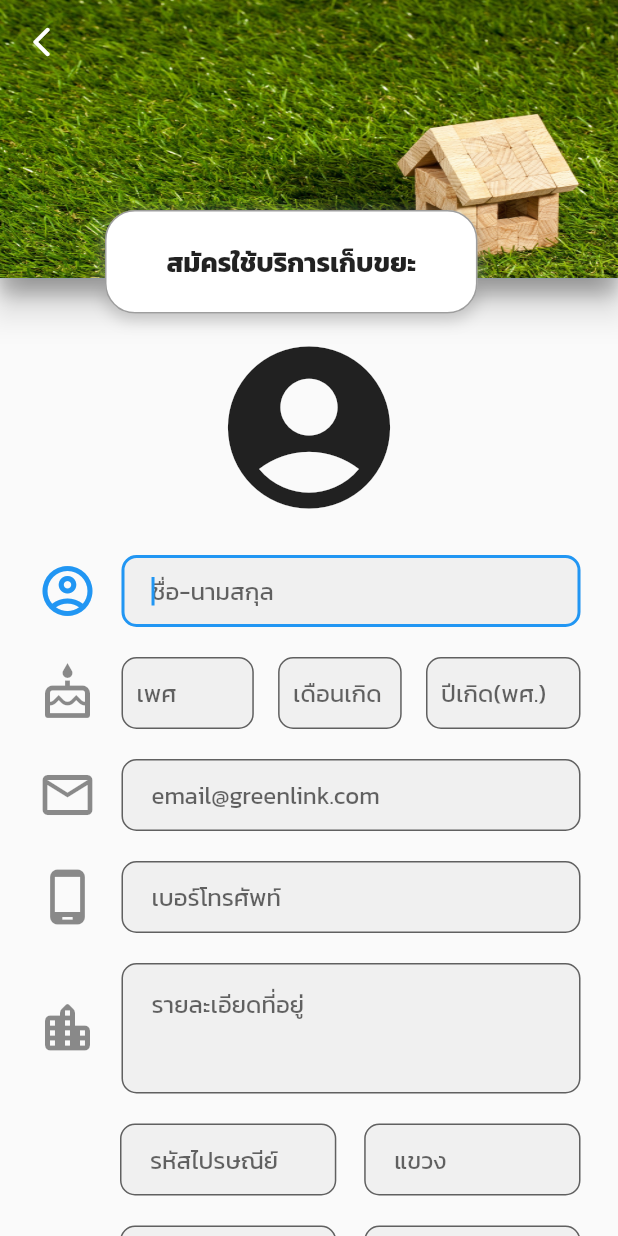
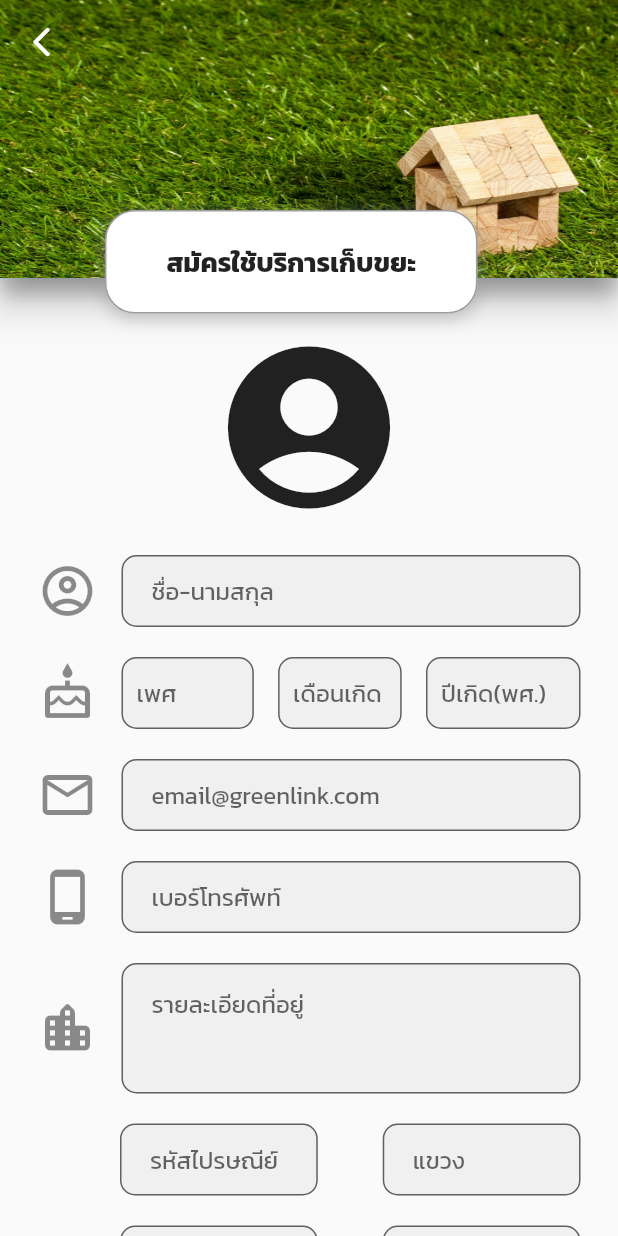
Before and after one commit to roongsetfire/Greenlink, a Flutter app: the screen it shows after launch, after a tap on "ลงทะเบียน", on a phone screen of 412 x 824 dp. Run offline on Flutter 3.47's test engine with Material 2 defaults, Android fonts, the phone set to English and light mode, and no system bars; our stand-ins replace flutter_signin_button, google_maps_flutter, location.

Commit message:
map page3

```diff
--- a/lib/Signup/Signup.dart
+++ b/lib/Signup/Signup.dart
@@ -88,7 +88,7 @@ class _SignUpState extends State<SignUp> {
                     mainAxisAlignment: MainAxisAlignment.center,
                     children: [
                       TextFormField(
-                        autofocus: true,
+                        autofocus: false,
                         decoration: InputDecoration(
                           icon: Icon(
                             Icons.account_circle_outlined,
@@ -186,7 +186,7 @@ class _SignUpState extends State<SignUp> {
                       Container(
                         margin: EdgeInsets.only(top: 20),
                         child: TextFormField(
-                          keyboardType: TextInputType.emailAddress,
+                          keyboardType: TextInputType.number,
                           autofocus: false,
                           decoration: InputDecoration(
                             icon: Icon(
@@ -232,11 +232,14 @@ class _SignUpState extends State<SignUp> {
                             mainAxisAlignment: MainAxisAlignment.spaceBetween,
                             children: [
                               Container(
-                                width: screenwidth * 0.35,
+                                width: screenwidth * 0.32,
                                 margin: EdgeInsets.fromLTRB(55, 20, 0, 0),
                                 child: TextFormField(
-                                  keyboardType: TextInputType.emailAddress,
+                                  keyboardType: TextInputType.number,
                                   autofocus: false,
+                                  inputFormatters: [
+                                    LengthLimitingTextInputFormatter(5)
+                                  ],
                                   decoration: InputDecoration(
                                     hintText: 'รหัสไปรษณีย์',
                                     hintStyle: TextStyle(
@@ -250,7 +253,7 @@ class _SignUpState extends State<SignUp> {
                                 ),
                               ),
                               Container(
-                                width: screenwidth * 0.35,
+                                width: screenwidth * 0.32,
                                 margin: EdgeInsets.only(top: 20),
                                 child: TextFormField(
                                   keyboardType: TextInputType.emailAddress,
@@ -273,7 +276,7 @@ class _SignUpState extends State<SignUp> {
                             mainAxisAlignment: MainAxisAlignment.spaceBetween,
                             children: [
                               Container(
-                                width: screenwidth * 0.35,
+                                width: screenwidth * 0.32,
                                 margin: EdgeInsets.fromLTRB(55, 20, 0, 0),
                                 child: TextFormField(
                                   keyboardType: TextInputType.emailAddress,
@@ -291,7 +294,7 @@ class _SignUpState extends State<SignUp> {
                                 ),
                               ),
                               Container(
-                                width: screenwidth * 0.35,
+                                width: screenwidth * 0.32,
                                 margin: EdgeInsets.only(top: 20),
                                 child: TextFormField(
                                   keyboardType: TextInputType.emailAddress,
@@ -318,10 +321,10 @@ class _SignUpState extends State<SignUp> {
                           autofocus: false,
                           decoration: InputDecoration(
                             icon: Icon(
-                              Icons.photo_camera_outlined,
+                              Icons.wb_incandescent_sharp,
                               size: 40,
                             ),
-                            hintText: 'ภาพถ่ายหน้าบ้านหรือจุดสังเกต',
+                            hintText: 'จุดสังเกตบริเวณบ้าน',
                             hintStyle:
                                 TextStyle(fontSize: 16, fontFamily: 'Kanit'),
                             contentPadding: EdgeInsets.only(left: 20),
--- a/lib/login/login_Firstpage.dart
+++ b/lib/login/login_Firstpage.dart
@@ -102,7 +102,7 @@ class _LoginFirstPageState extends State<LoginFirstPage> {
         color: Colors.lightGreen.shade200,
         child: Container(
           decoration: BoxDecoration(
-            borderRadius: BorderRadius.vertical(bottom: Radius.circular(20)),
+            borderRadius: BorderRadius.vertical(bottom: Radius.circular(15)),
             image: DecorationImage(
               image: ExactAssetImage('images/grass.jpg'),
               fit: BoxFit.fill,
@@ -125,25 +125,25 @@ class _LoginFirstPageState extends State<LoginFirstPage> {
   }
 
   //ใส่รูป LogoGreenLink จ้า
-  Padding imageLogo() {
-    return Padding(
-      padding: const EdgeInsets.fromLTRB(50, 50, 50, 10),
+  Center imageLogo() {
+    return Center(
       child: Container(
-        height: screenheight * 0.18,
+        margin: EdgeInsets.only(top: screenheight * 0.045),
+        height: screenheight * 0.22,
+        width: screenwidth * 0.45,
         decoration: BoxDecoration(
-            border: Border.all(color: Colors.grey),
+            border: Border.all(color: Colors.yellow.shade300, width: 2),
             image: DecorationImage(
                 image: AssetImage(
-                  'images/LogoGreenlink.jpg',
+                  'images/greenlinknewLOGO.jpg',
                 ),
-                fit: BoxFit.fitWidth),
-            borderRadius: BorderRadius.circular(25),
+                fit: BoxFit.fill),
+            borderRadius: BorderRadius.circular(100),
             boxShadow: [
               BoxShadow(
-                color: Colors.grey.withOpacity(0.8),
-                spreadRadius: 0.5,
+                color: Colors.yellow.withOpacity(0.5),
+                spreadRadius: 7,
                 blurRadius: 3,
-                offset: Offset(0, 8),
               )
             ]),
       ),
```
Also changed, not shown: lib/Signup/Map_AddLocation.dart (+49 -4 lines), images/greenlinknewLOGO.jpg (added).
